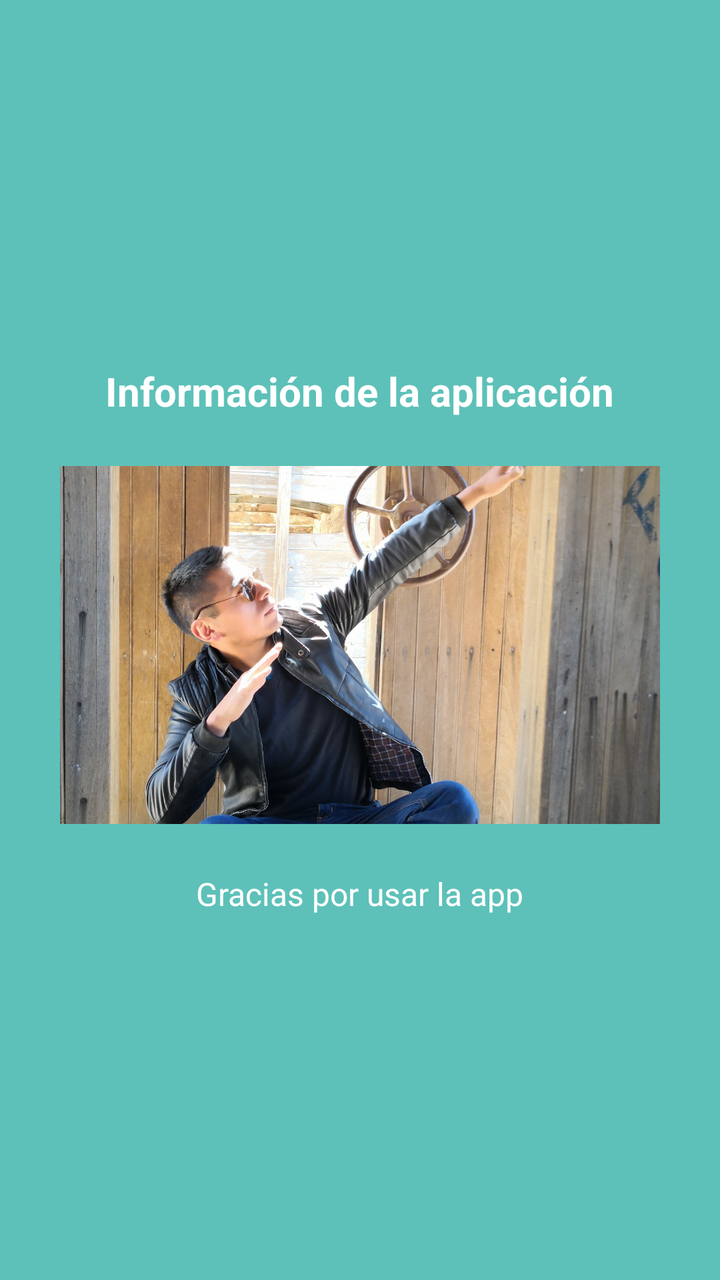
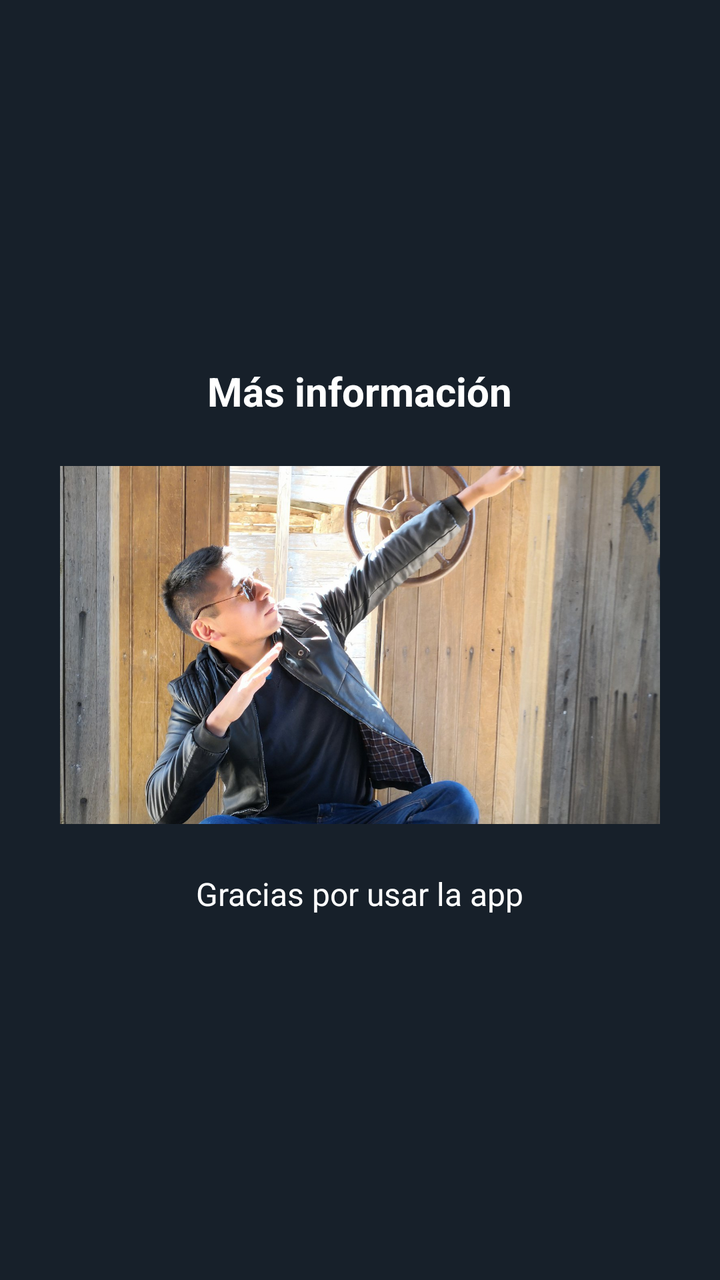

Before-and-after screenshots of an Android layout around one commit, followed by the original layout XML and the change that was made.
<!-- AndroidManifest.xml: application theme Theme.ContabilidadBasicaBolivia -->
<!-- res/layout/nav_header.xml -->
<?xml version="1.0" encoding="utf-8"?>
<LinearLayout
    xmlns:android="http://schemas.android.com/apk/res/android"
    android:orientation="vertical"
    android:layout_width="match_parent"
    android:layout_height="wrap_content"
    android:gravity="center"
    android:padding="16dp"
    android:background="#5DC1B9">

    <TextView
        android:layout_width="wrap_content"
        android:layout_height="wrap_content"
        android:text="Información de la aplicación"
        android:textSize="20sp"
        android:textColor="#FFFFFF"
        android:textStyle="bold"
        android:layout_marginBottom="16dp" />

    <ImageView
        android:layout_width="300dp"
        android:layout_height="179dp"
        android:layout_gravity="center"
        android:layout_marginTop="8dp"
        android:layout_marginBottom="8dp"
        android:background="@android:color/darker_gray"
        android:scaleType="centerCrop"
        android:src="@drawable/carlos" />

    <LinearLayout
        android:orientation="vertical"
        android:layout_width="match_parent"
        android:layout_height="wrap_content"
        android:gravity="center"
        android:paddingTop="16dp">

        
        <TextView
            android:layout_width="wrap_content"
            android:layout_height="wrap_content"
            android:text="Gracias por usar la app"
            android:textSize="16sp"
            android:textColor="#FFFFFF" />

        

    </LinearLayout>

</LinearLayout>
<!-- resources referenced by this layout -->
<resources>
  <!-- drawable carlos: jpg bitmap (drawable, 449495 bytes) -->
  <style name="Theme.ContabilidadBasicaBolivia" parent="Base.Theme.ContabilidadBasicaBolivia" />
  <style name="Base.Theme.ContabilidadBasicaBolivia" parent="Theme.MaterialComponents.DayNight.NoActionBar">
          
          
          <item name="colorPrimary">@color/white</item>
          <item name="colorPrimaryVariant">@color/black</item>
          <item name="android:textColorPrimary">@color/white</item>
          <item name="android:statusBarColor">@color/red</item>
  
      </style>
  <color name="white">#FFFFFFFF</color>
  <color name="black">#FF000000</color>
  <color name="red">#5DC1B9</color>
</resources>

<!-- the commit's change to res/layout/nav_header.xml (unified diff, before → after) -->
@@ -6,12 +6,12 @@
     android:layout_height="wrap_content"
     android:gravity="center"
     android:padding="16dp"
-    android:background="#5DC1B9">
+    android:background="#17202A">
 
     <TextView
         android:layout_width="wrap_content"
         android:layout_height="wrap_content"
-        android:text="Información de la aplicación"
+        android:text="Más información"
         android:textSize="20sp"
         android:textColor="#FFFFFF"
         android:textStyle="bold"
